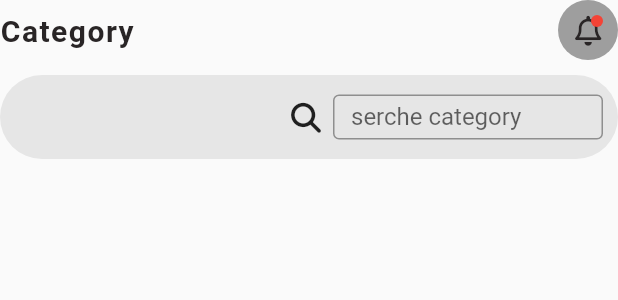
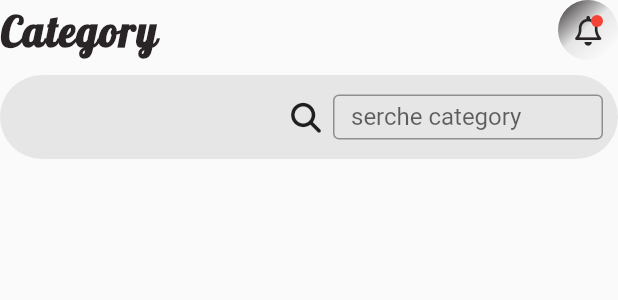
Before and after one commit to fouaddam/prueba, a Flutter app: the TopContainer widget shown alone on an empty page, opened directly, on a phone screen of 412 x 824 dp. Shown: the top 300 px of the screen. Run offline on Flutter 3.47's test engine with Material 2 defaults, Android fonts, the phone set to English and light mode, and no system bars; our stand-ins replace badges, cached_network_image, curved_navigation_bar, font_awesome_flutter, lottie; missing offline and left inert: dart:ffi, flutter_swipe_button; network calls fail.

Commit message:
class order.dart

```diff
--- a/lib/costum_view/top_container.dart
+++ b/lib/costum_view/top_container.dart
@@ -20,8 +20,8 @@ class TopContainer extends StatelessWidget{
         Row(
           children: [
             Text(title,
-            style: kTextStyle
-              ,),
+            style: kTextStyle.copyWith(fontFamily: "Lobster" ,fontSize: 28),
+              ),
 
             const Spacer(),
             Container(
@@ -30,7 +30,16 @@ class TopContainer extends StatelessWidget{
               alignment: Alignment.center,
               decoration: const BoxDecoration(
                 shape: BoxShape.circle,
-                color: Colors.grey,
+                gradient: LinearGradient(
+                  begin: Alignment.topLeft,
+                  end: Alignment(0.8, 1),
+                  colors: <Color>[
+                    kBackgournd,
+                    kGreyColor,
+                    kWihte
+                  ], // Gradient from https://learnui.design/tools/gradient-generator.html
+                  tileMode: TileMode.mirror,
+                ),
 
               ),
               child: Stack(
```
Also changed, not shown: lib/costum_view/cart_item_simples.dart (+4 -7 lines), lib/vizzer/screen/carte_page.dart (+33 -4 lines), lib/classes/order.dart (added).
